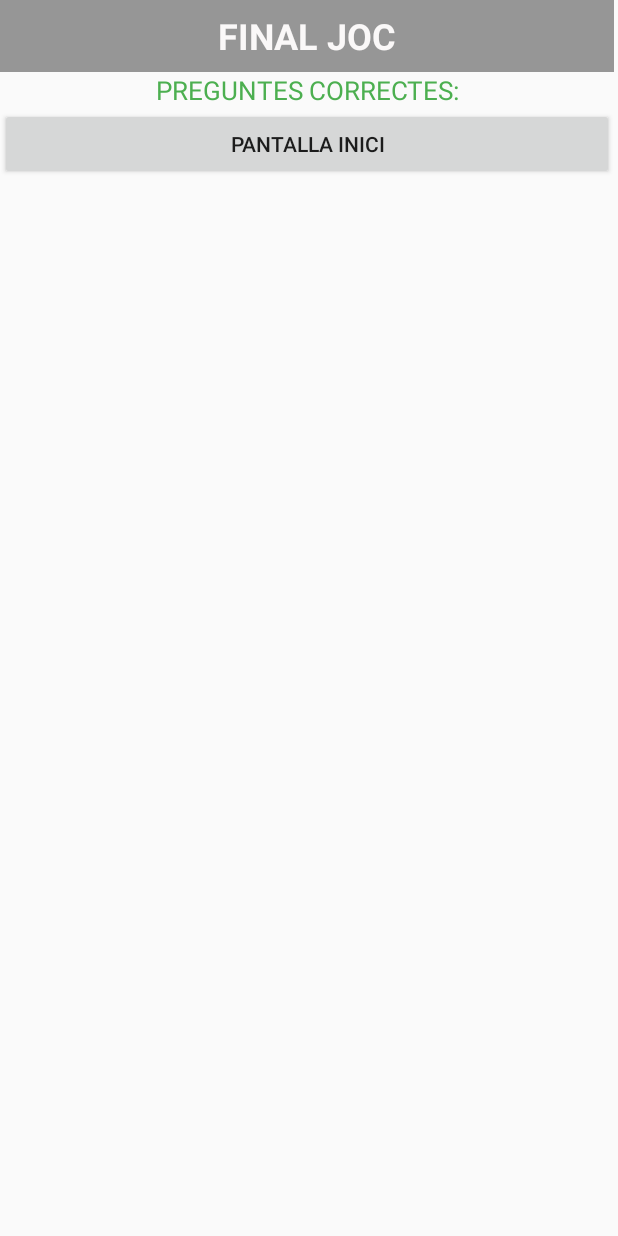
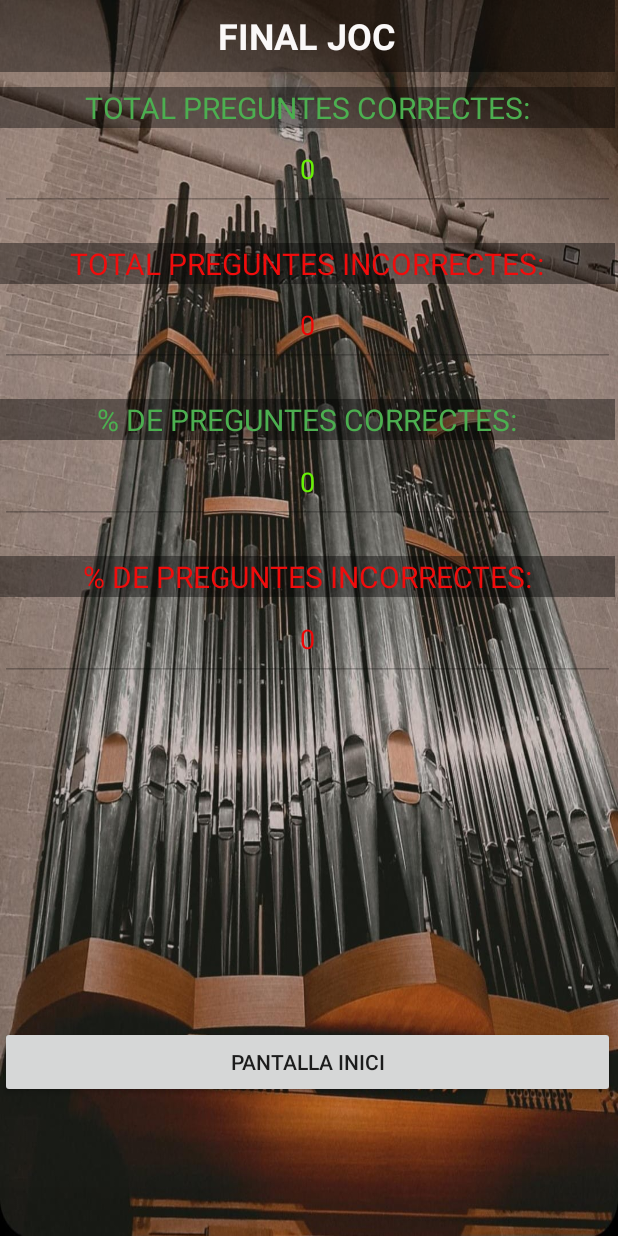
Before and after one commit to didac-velasco/UF1_Projecte_final, an Android app: the finalJoc screen opened directly, with no data from a screen before it, on a phone screen of 412 x 824 dp. Run offline under Robolectric (Android 15) with nearby library versions, the light colour scheme and no system bars; 4 statements that could not run were skipped.

Commit message:
finalCorrectesIncorrectes

```diff
--- a/app/src/main/java/com/example/uf1_projecte_final/PreguntesJoc1.java
+++ b/app/src/main/java/com/example/uf1_projecte_final/PreguntesJoc1.java
@@ -32,7 +32,7 @@ public class PreguntesJoc1 extends AppCompatActivity {
         ImageButton btnimageButton5 = (ImageButton) findViewById(R.id.imageButton5);
         ImageButton btnimageButton6 = (ImageButton) findViewById(R.id.imageButton6);
 
-        EditText encerts = (EditText) findViewById(R.id.idEncerts);
+        EditText encerts = (EditText) findViewById(R.id.idTotalCorrectes);
         EditText errors = (EditText) findViewById(R.id.idErrors);
 
         ImageButton btnanterior = (ImageButton) findViewById(R.id.btAnterior);
--- a/app/src/main/java/com/example/uf1_projecte_final/PreguntesJoc2.java
+++ b/app/src/main/java/com/example/uf1_projecte_final/PreguntesJoc2.java
@@ -16,7 +16,6 @@ import android.widget.RadioButton;
 import android.widget.RadioGroup;
 import android.widget.Spinner;
 import android.widget.TextView;
-import android.widget.Toast;
 
 public class PreguntesJoc2 extends AppCompatActivity {
     Bundle bundle;
@@ -90,7 +89,7 @@ public class PreguntesJoc2 extends AppCompatActivity {
         int teclat = R.drawable.teclat;
         int escuts = R.drawable.escuts;
 
-        EditText encerts = (EditText) findViewById(R.id.idEncerts);
+        EditText encerts = (EditText) findViewById(R.id.idTotalCorrectes);
         EditText errors = (EditText) findViewById(R.id.idErrors);
 
         encerts.setText(String.valueOf(enInt));
--- a/app/src/main/java/com/example/uf1_projecte_final/finalJoc.java
+++ b/app/src/main/java/com/example/uf1_projecte_final/finalJoc.java
@@ -5,10 +5,11 @@ import android.os.Bundle;
 import android.support.v7.app.AppCompatActivity;
 import android.view.View;
 import android.widget.Button;
+import android.widget.EditText;
 
 public class finalJoc extends AppCompatActivity {
     Bundle bundle;
-    int erInt, enInt;
+    int erInt, enInt, Pencerts, Perrors, suma;
     protected void onCreate(Bundle savedInstanceState) {
         super.onCreate(savedInstanceState);
         setContentView(R.layout.final_joc);
@@ -17,6 +18,20 @@ public class finalJoc extends AppCompatActivity {
         erInt = bundle.getInt("errors");
         enInt = bundle.getInt("encerts");
         Button boto = (Button) findViewById(R.id.button);
+
+        EditText encerts = (EditText) findViewById(R.id.idEncerts);
+        encerts.setText(String.valueOf(enInt));
+        EditText errors = (EditText) findViewById(R.id.idErrors);
+        errors.setText(String.valueOf(erInt));
+
+        suma = erInt + enInt;
+        Pencerts = enInt*100/suma;
+        Perrors = erInt*100/suma;
+
+        EditText Tcorrectes = (EditText) findViewById(R.id.idTotalCorrectes);
+        Tcorrectes.setText(String.valueOf(Pencerts));
+        EditText Tincorrectes = (EditText) findViewById(R.id.idTotalIncorrectes);
+        Tincorrectes.setText(String.valueOf(Perrors));
 
         boto.setOnClickListener(new View.OnClickListener() {
             @Override
--- a/app/src/main/res/layout/final_joc.xml
+++ b/app/src/main/res/layout/final_joc.xml
@@ -2,16 +2,18 @@
 <android.support.constraint.ConstraintLayout xmlns:android="http://schemas.android.com/apk/res/android"
     xmlns:tools="http://schemas.android.com/tools"
     android:id="@+id/botoFinal"
+    android:background="@drawable/_673359659609"
     android:layout_width="match_parent"
     android:layout_height="match_parent">
 
 
     <LinearLayout
-        android:layout_width="409dp"
-        android:layout_height="729dp"
+        android:layout_width="410dp"
+        android:layout_height="732dp"
         android:orientation="vertical"
         tools:layout_editor_absoluteX="1dp"
         tools:layout_editor_absoluteY="1dp">
+
         <TextView
             android:id="@+id/textView2"
             android:layout_width="match_parent"
@@ -23,15 +25,113 @@
             android:textSize="24sp"
             android:textStyle="bold" />
 
+        <Space
+            android:layout_width="match_parent"
+            android:layout_height="10dp" />
+
         <TextView
             android:id="@+id/pCorrectes"
             android:layout_width="match_parent"
             android:layout_height="wrap_content"
             android:gravity="center"
-            android:text="PREGUNTES CORRECTES:"
+            android:background="#66000000"
+            android:text="TOTAL PREGUNTES CORRECTES:"
             android:textAppearance="@style/TextAppearance.AppCompat.Body1"
             android:textColor="#4CAF50"
-            android:textSize="17sp" />
+            android:textSize="20sp" />
+
+        <EditText
+            android:id="@+id/idEncerts"
+            android:layout_width="match_parent"
+            android:layout_height="35dp"
+            android:layout_weight="1"
+            android:ems="10"
+            android:enabled="false"
+            android:gravity="center"
+            android:inputType="number"
+            android:textColor="#68F106" />
+
+        <Space
+            android:layout_width="match_parent"
+            android:layout_height="21dp" />
+
+        <TextView
+            android:id="@+id/pIncorrecte"
+            android:layout_width="match_parent"
+            android:layout_height="wrap_content"
+            android:gravity="center"
+            android:background="#66000000"
+            android:text="TOTAL PREGUNTES INCORRECTES:"
+            android:textAppearance="@style/TextAppearance.AppCompat.Body1"
+            android:textColor="#F10C0C"
+            android:textSize="20sp" />
+
+        <EditText
+            android:id="@+id/idErrors"
+            android:layout_width="match_parent"
+            android:layout_height="35dp"
+            android:layout_weight="1"
+            android:ems="10"
+            android:enabled="false"
+            android:gravity="center"
+            android:inputType="number"
+            android:textColor="#F10606" />
+
+        <Space
+            android:layout_width="match_parent"
+            android:layout_height="21dp" />
+
+        <TextView
+            android:id="@+id/TotalCorrectes"
+            android:layout_width="match_parent"
+            android:layout_height="wrap_content"
+            android:gravity="center"
+            android:background="#66000000"
+            android:text="% DE PREGUNTES CORRECTES:"
+            android:textAppearance="@style/TextAppearance.AppCompat.Body1"
+            android:textColor="#4CAF50"
+            android:textSize="20sp" />
+
+        <EditText
+            android:id="@+id/idTotalCorrectes"
+            android:layout_width="match_parent"
+            android:layout_height="35dp"
+            android:layout_weight="1"
+            android:ems="10"
+            android:enabled="false"
+            android:gravity="center"
+            android:inputType="number"
+            android:textColor="#68F106" />
+
+        <Space
+            android:layout_width="match_parent"
+            android:layout_height="21dp" />
+
+        <TextView
+            android:id="@+id/pIncorrecte2"
+            android:layout_width="match_parent"
+            android:layout_height="wrap_content"
+            android:gravity="center"
+            android:background="#66000000"
+            android:text="% DE PREGUNTES INCORRECTES:"
+            android:textAppearance="@style/TextAppearance.AppCompat.Body1"
+            android:textColor="#F10C0C"
+            android:textSize="20sp" />
+
+        <EditText
+            android:id="@+id/idTotalIncorrectes"
+            android:layout_width="match_parent"
+            android:layout_height="35dp"
+            android:layout_weight="1"
+            android:ems="10"
+            android:enabled="false"
+            android:gravity="center"
+            android:inputType="number"
+            android:textColor="#F10606" />
+
+        <Space
+            android:layout_width="match_parent"
+            android:layout_height="230dp" />
 
         <Button
             android:id="@+id/button"
--- a/app/src/main/res/layout/joc1.xml
+++ b/app/src/main/res/layout/joc1.xml
@@ -121,7 +121,7 @@
                 android:textStyle="bold" />
 
             <EditText
-                android:id="@+id/idEncerts"
+                android:id="@+id/idTotalCorrectes"
                 android:layout_width="30dp"
                 android:layout_height="wrap_content"
                 android:layout_weight="1"
--- a/app/src/main/res/layout/joc2.xml
+++ b/app/src/main/res/layout/joc2.xml
@@ -329,7 +329,7 @@
                 android:textStyle="bold" />
 
             <EditText
-                android:id="@+id/idEncerts"
+                android:id="@+id/idTotalCorrectes"
                 android:layout_width="30dp"
                 android:layout_height="wrap_content"
                 android:layout_weight="1"
```
